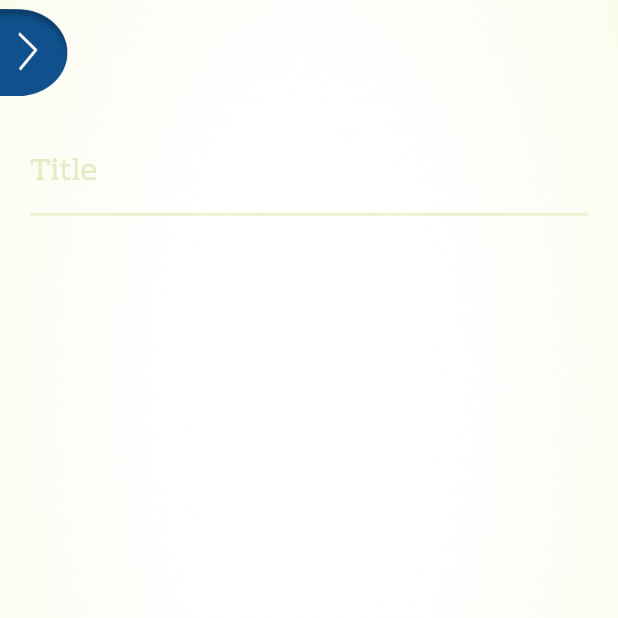
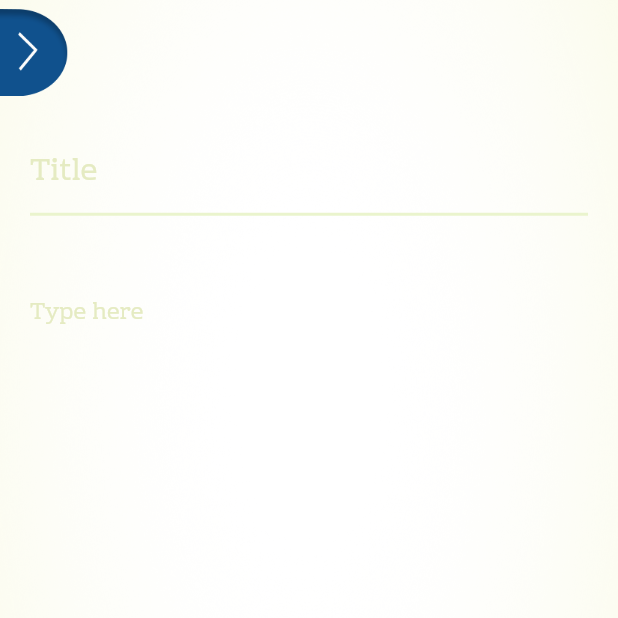
Before and after one commit to souris-dev/Lyrisis-App-Easter-Egg-version, a Flutter app: the TextEditorPage screen opened directly, on a phone screen of 412 x 824 dp, the top half of it. Run offline on Flutter 3.47's test engine with Material 2 defaults, Android fonts, the phone set to English and light mode, and no system bars; our stand-ins replace flare_flutter; missing offline and left inert: flare_dart, spinner_input.

Commit message:
Added options in drawer

```diff
--- a/lib/TextEditorPage.dart
+++ b/lib/TextEditorPage.dart
@@ -2,6 +2,7 @@ import 'package:flutter/cupertino.dart';
 import 'package:flutter/material.dart';
 import 'package:flutter/rendering.dart';
 import 'package:flutter/services.dart';
+import 'package:spinner_input/spinner_input.dart';
 
 class TextEditorPage extends StatefulWidget {
   TextEditorPage({Key key}) : super(key: key);
@@ -13,6 +14,10 @@ class TextEditorPage extends StatefulWidget {
 class _TextEditorPageState extends State<TextEditorPage> {
     final seedTextController = TextEditingController();
     final seedTextFocusNode = FocusNode();
+    final List<String> artists = <String>['Taylor Swift', 'Eminem'];
+    String currentArtist = 'Taylor Swift';
+    double temperature = 0.1;
+    int nWords = 3;
 
     @override
     void initState() {
@@ -30,19 +35,75 @@ class _TextEditorPageState extends State<TextEditorPage> {
   @override
   Widget build(BuildContext context) {
 
-
     return Scaffold(
         backgroundColor: Colors.white,
         drawer: Drawer(
           elevation: 3,
           child: Column(
+              mainAxisAlignment: MainAxisAlignment.start,
             children: <Widget>[
               DrawerHeader(
                 child: Padding(
                     padding: EdgeInsets.only(top: 20),
-                    child: Text('OPTIONS', style: TextStyle(fontWeight: FontWeight.bold),),
+                    child: Text('OPTIONS', style: TextStyle(fontWeight: FontWeight.bold, fontSize: 18),),
                 ),
-              )
+              ),
+
+                Padding(
+                    padding: EdgeInsets.only(top: 50),
+                    child: Text('Artist: ')
+                ),
+
+                Padding(
+                    padding: EdgeInsets.only(top: 10),
+                    child: DropdownButton<String>(
+                        value: currentArtist,
+                        icon: Icon(Icons.arrow_downward),
+                        iconSize: 20,
+                        elevation: 8,
+                        onChanged: (newVal) => setState(() => currentArtist = newVal),
+
+                        items: artists.map<DropdownMenuItem<String>>((String name) {
+                            return DropdownMenuItem<String>(child: Padding(child: Text(name), padding: EdgeInsets.only(right: 10)), value: name);
+                        }).toList(),
+                    ),
+                ),
+
+                Padding(
+                      padding: EdgeInsets.only(top: 50),
+                      child: Text('Temperature: ')
+                ),
+
+                Padding(
+                    padding: EdgeInsets.only(top: 20),
+                    child: SpinnerInput(
+                        step: 0.1,
+                        minValue: 0.1,
+                        fractionDigits: 1,
+                        maxValue: 1.0,
+                        middleNumberPadding: EdgeInsets.symmetric(horizontal: 10),
+                        spinnerValue: temperature,
+                        onChange: (newVal) => setState(() => temperature = newVal),
+                    )
+                ),
+
+                Padding(
+                      padding: EdgeInsets.only(top: 50),
+                      child: Text('Number of words: ')
+                ),
+
+                Padding(
+                      padding: EdgeInsets.only(top: 20),
+                      child: SpinnerInput(
+                          step: 1,
+                          minValue: 1,
+                          maxValue: 600,
+                          spinnerValue: nWords.toDouble(),
+                          middleNumberPadding: EdgeInsets.symmetric(horizontal: 17),
+                          fractionDigits: 0,
+                          onChange: (newVal) => setState(() => nWords = newVal.toInt()),
+                      )
+                ),
             ],
           ),
         ),
@@ -103,7 +164,7 @@ class _TextEditorPageState extends State<TextEditorPage> {
                                                                                 color: Color.fromRGBO(234, 244, 205, 1),
                                                                                 width: 2)),
                                                                 ),
-                                                                cursorColor: Color.fromRGBO(220, 220, 220, 1),
+                                                                cursorColor: Color.fromRGBO(234, 244, 205, 1),
                                                                 enabled: true,
                                                             )
                                                         ])),
@@ -119,7 +180,18 @@ class _TextEditorPageState extends State<TextEditorPage> {
                                                                         controller: seedTextController,
                                                                         focusNode: seedTextFocusNode,
                                                                         style: TextStyle(fontFamily: 'RhodiumLibre', fontSize: 15),
-                                                                        decoration: null,
+                                                                        decoration: InputDecoration(
+                                                                              hintText: 'Type here',
+                                                                              hintStyle: TextStyle(
+                                                                                    fontFamily: 'RhodiumLibre',
+                                                                                    fontSize: 15,
+                                                                                    color: Color.fromRGBO(229, 235, 194, 1)),
+                                                                            border: InputBorder.none,
+                                                                            enabledBorder: InputBorder.none,
+                                                                            disabledBorder: InputBorder.none,
+                                                                            focusedBorder: InputBorder.none,
+                                                                        ),
+                                                                        cursorColor: Color.fromRGBO(229, 235, 194, 1),
                                                                         maxLines: null,
                                                                     ),
                                                                 ),
--- a/lib/main.dart
+++ b/lib/main.dart
@@ -2,7 +2,7 @@ import 'package:flare_flutter/flare_actor.dart';
 import 'package:flutter/material.dart';
 import 'package:flutter/services.dart';
 import 'package:lyricyst_app/TextEditorPage.dart';
-import 'package:quiver/time.dart';
+import 'package:spinner_input/spinner_input.dart';
 import 'LoopAnimController.dart';
 
 void main() {
--- a/pubspec.yaml
+++ b/pubspec.yaml
@@ -26,6 +26,7 @@ dependencies:
   fluttertoast:
   logger:
   flare_flutter:
+  spinner_input:
 
   # The following adds the Cupertino Icons font to your application.
   # Use with the CupertinoIcons class for iOS style icons.
```
Also changed, not shown: pubspec.lock.
